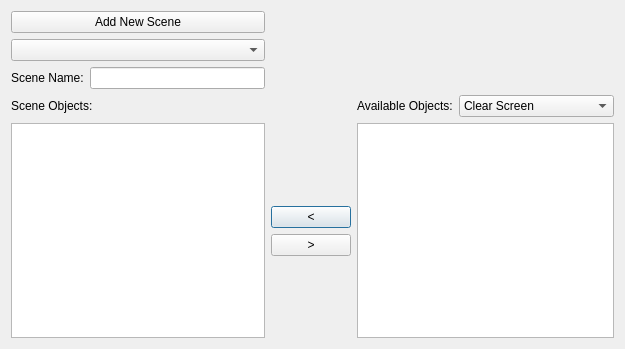
protoman/rockbot, file editor/scenes/tab_scenelist.ui: the form before one commit.
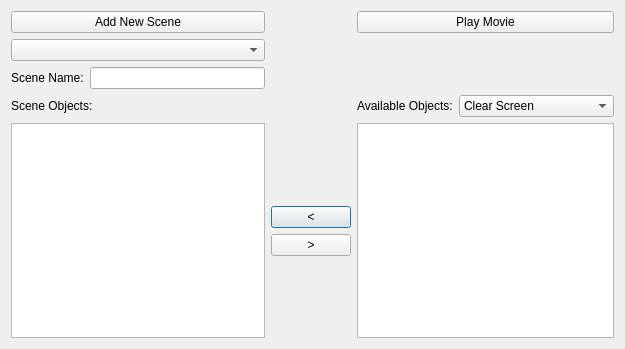
The form after the commit.

Commit message: - rename Scenes Editor to Movie Editor - add play movie in Movie Editor window - fix sceneShow library using wrong object seek_n value

Patch:
```diff
--- a/editor/scenes/tab_scenelist.ui
+++ b/editor/scenes/tab_scenelist.ui
@@ -177,6 +177,13 @@
      </item>
     </layout>
    </item>
+   <item row="0" column="2">
+    <widget class="QPushButton" name="pushButton">
+     <property name="text">
+      <string>Play Movie</string>
+     </property>
+    </widget>
+   </item>
   </layout>
  </widget>
  <resources/>
```
The commit also changes 9 other files.
